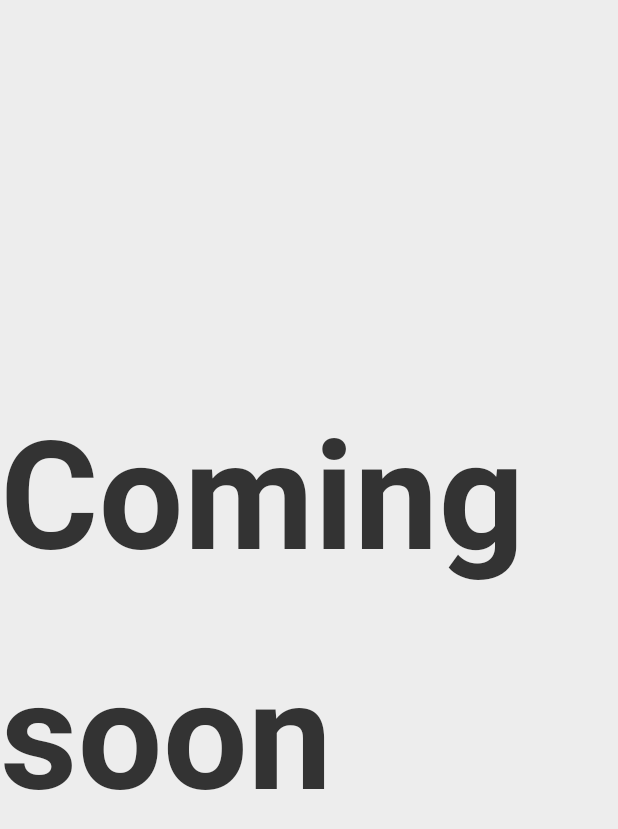
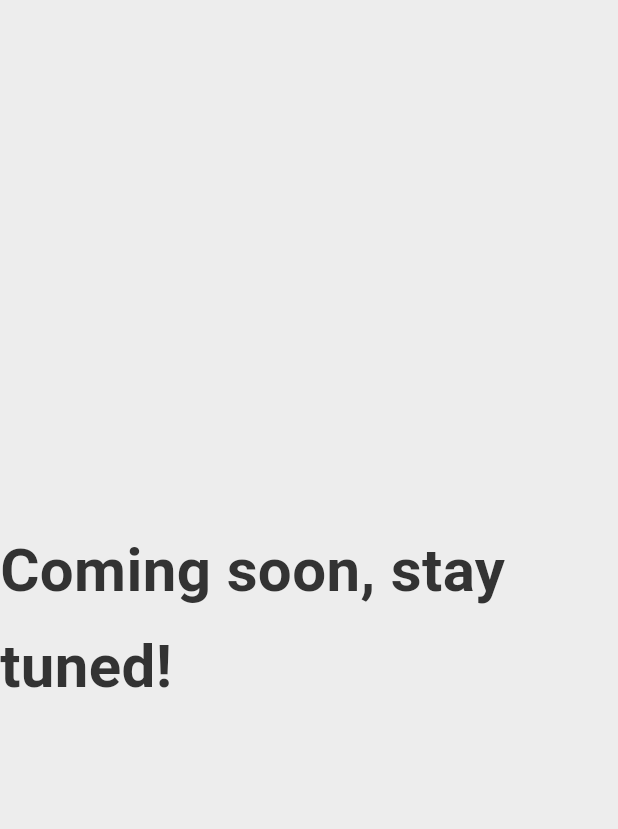
Before and after one commit to Tokol/portfoliowebrup, a Flutter app: the screen it shows after launch, on a phone screen of 412 x 824 dp. Shown: the top 829 px of the screen. Run offline on Flutter 3.47's test engine with Material 3 defaults, Android fonts, the phone set to English and light mode, and no system bars; missing offline and left inert: syncfusion_flutter_pdfviewer.

Commit message:
stay tune

```diff
--- a/lib/main.dart
+++ b/lib/main.dart
@@ -22,7 +22,7 @@ class MyApp extends StatelessWidget {
         ),
       ),
       debugShowCheckedModeBanner: false,
-      home: Scaffold(body: Center(child: Text('Coming soon', style: TextStyle(fontSize: 100.0, fontWeight: FontWeight.bold),),))
+      home: Scaffold(body: Center(child: Text('Coming soon, stay tuned!', style: TextStyle(fontSize: 40.0, fontWeight: FontWeight.bold),),))
     );
   }
 }
```
Also changed, not shown: 1 other file.
